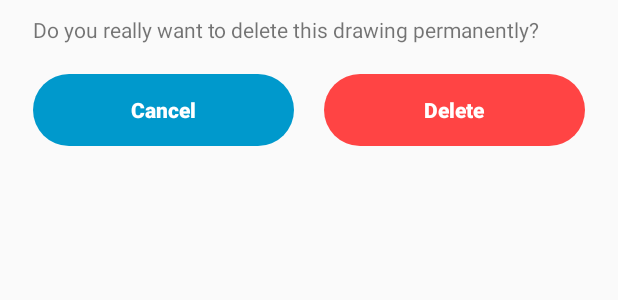
After one commit to TechnicalMeaw/Paint_Buddy, an Android app: the layout delete_warning_dialog.xml on its own in the app's theme, with its tools: preview values and no code run, on a phone screen of 412 x 824 dp. The commit adds this screen. Shown: the top 300 px of the screen. Run offline under Robolectric (Android 15) with nearby library versions, the light colour scheme and no system bars; Roboto replaces fonts that are not available here.

Commit message:
View Drawing Bug fixes and optimized little bit

```diff
--- a/app/src/main/AndroidManifest.xml
+++ b/app/src/main/AndroidManifest.xml
@@ -4,9 +4,10 @@
     package="com.example.paintbuddy">
 
     <uses-permission android:name="android.permission.INTERNET"/>
-<!--    <uses-permission android:name="android.permission.KILL_BACKGROUND_PROCESSES" />-->
+
     <application
         android:allowBackup="true"
+        android:name=".local.FirebaseOfflineDatabase"
         android:icon="@mipmap/ic_launcher"
         android:label="@string/app_name"
         android:roundIcon="@mipmap/ic_launcher_round"
--- a/app/src/main/java/com/example/paintbuddy/FlashScreenActivity.kt
+++ b/app/src/main/java/com/example/paintbuddy/FlashScreenActivity.kt
@@ -31,8 +31,6 @@ class FlashScreenActivity : AppCompatActivity() {
 
         LocalStorage.sharedPref = getSharedPreferences("sharedPref", Context.MODE_PRIVATE)
         checkStatus()
-
-//        Glide.with(this).load(R.drawable.background_default).centerCrop().into(flashScreenBg)
     }
 
     private fun checkStatus(){
--- a/app/src/main/java/com/example/paintbuddy/constants/ColorMap.kt
+++ b/app/src/main/java/com/example/paintbuddy/constants/ColorMap.kt
@@ -19,7 +19,8 @@ class ColorMap {
             "#EA82FF" to R.color.light_purple,
             "#95FF82" to R.color.light_green,
             "#82B8FF" to R.color.light_blue,
-            "#E1E1E1" to R.color.light_gray
+            "#E1E1E1" to R.color.light_gray,
+            "#A3E5FF" to R.color.light_blue_1
         )
     }
 }
--- a/app/src/main/java/com/example/paintbuddy/dialogBox/RenameBox.kt
+++ b/app/src/main/java/com/example/paintbuddy/dialogBox/RenameBox.kt
@@ -14,7 +14,7 @@ import kotlinx.android.synthetic.main.rename_dialog_box.view.*
 class RenameBox {
     companion object{
 
-        fun showRenameDialog(context: Context, drawItem: SavedItem){
+        fun showRenameDialog(context: Context, savedItem: SavedItem){
 
             val mDialogView: View = LayoutInflater.from(context).inflate(R.layout.rename_dialog_box, null)
 
@@ -32,7 +32,7 @@ class RenameBox {
             mDialogView.renamePositiveButton.setOnClickListener {
                 val newTitle = mDialogView.renameEditText.text.toString()
                 if (newTitle != ""){
-                    updateSavedDrawingTitle(context, newTitle, drawItem)
+                    updateSavedDrawingTitle(context, newTitle, savedItem)
                     mAlertDialog.dismiss()
                 }else{
                     Toast.makeText(context, "Invalid Title", Toast.LENGTH_SHORT).show()
--- a/app/src/main/java/com/example/paintbuddy/updateDrawing/UpdateSavedDrawings.kt
+++ b/app/src/main/java/com/example/paintbuddy/updateDrawing/UpdateSavedDrawings.kt
@@ -9,6 +9,7 @@ import com.example.paintbuddy.constants.DatabaseLocations.Companion.DRAWING_LOCA
 import com.example.paintbuddy.constants.DatabaseLocations.Companion.SAVED_DRAWINGS
 import com.example.paintbuddy.constants.StorageLocations
 import com.example.paintbuddy.constants.StorageLocations.Companion.SAVED_DRAWING_THUMB
+import com.example.paintbuddy.dialogBox.LoadingScreen.Companion.hideLoadingDialog
 import com.example.paintbuddy.firebaseClasses.SavedItem
 import com.example.paintbuddy.imageOperations.ImageResizer
 import com.google.firebase.auth.FirebaseAuth
@@ -85,6 +86,9 @@ class UpdateSavedDrawings {
                     saveToRef.removeValue().addOnSuccessListener {
                         thumbRef.delete().addOnSuccessListener {
                             Toast.makeText(context, "Deleted", Toast.LENGTH_SHORT).show()
+
+                            //Hide Loading Dialog
+                            hideLoadingDialog()
                         }
                     }
                 }
--- a/app/src/main/res/layout/activity_main.xml
+++ b/app/src/main/res/layout/activity_main.xml
@@ -48,9 +48,9 @@
                 android:elevation="5dp"
                 android:layout_margin="10dp"
                 android:layout_weight="1"
-                android:onClick="Black"
+                android:onClick="colorBlack"
                 android:layout_gravity="center"
-                />
+                style="?android:attr/buttonBarButtonStyle" />
 
             <Button
                 android:id="@+id/btnBlue"
@@ -349,7 +349,7 @@
             android:layout_width="30dp"
             android:layout_height="30dp"
             android:layout_gravity="center"
-            android:backgroundTint="@color/light_blue"
+            android:backgroundTint="@color/light_blue_1"
             android:background="@drawable/color_btn"
             android:elevation="2dp"
             android:layout_margin="10dp"
--- /dev/null
+++ b/app/src/main/res/layout/delete_warning_dialog.xml
@@ -0,0 +1,59 @@
+<?xml version="1.0" encoding="utf-8"?>
+<androidx.constraintlayout.widget.ConstraintLayout xmlns:android="http://schemas.android.com/apk/res/android"
+    xmlns:app="http://schemas.android.com/apk/res-auto"
+    android:layout_width="match_parent"
+    android:layout_height="match_parent"
+    android:paddingStart="22dp"
+    android:paddingEnd="22dp"
+    android:paddingBottom="17dp"
+    android:paddingTop="10dp">
+
+    <TextView
+        android:id="@+id/textView"
+        android:layout_width="match_parent"
+        android:layout_height="wrap_content"
+        android:text="Do you really want to delete this drawing permanently?"
+
+
+        app:layout_constraintEnd_toEndOf="parent"
+        app:layout_constraintStart_toStartOf="parent"
+        app:layout_constraintTop_toTopOf="parent" />
+
+    <LinearLayout
+        android:layout_width="match_parent"
+        android:layout_height="wrap_content"
+        android:layout_marginTop="20dp"
+        app:layout_constraintEnd_toEndOf="parent"
+        app:layout_constraintStart_toStartOf="parent"
+        app:layout_constraintTop_toBottomOf="@+id/textView">
+
+        <Button
+            android:id="@+id/deleteNegativeButton"
+            android:layout_width="wrap_content"
+            android:layout_height="wrap_content"
+            android:layout_marginEnd="10dp"
+            android:layout_weight="1"
+            android:background="@drawable/color_btn"
+            android:backgroundTint="@color/blue"
+            android:text="Cancel"
+            android:textAllCaps="false"
+            android:textColor="@color/eraser"
+            android:textStyle="bold" />
+
+        <Button
+            android:id="@+id/deletePositiveButton"
+            android:layout_width="wrap_content"
+            android:layout_height="wrap_content"
+            android:layout_marginStart="10dp"
+            android:layout_weight="1"
+            android:background="@drawable/color_btn"
+            android:backgroundTint="@color/red"
+            android:text="Delete"
+            android:textAllCaps="false"
+            android:textColor="@color/eraser"
+            android:textStyle="bold" />
+
+    </LinearLayout>
+
+
+</androidx.constraintlayout.widget.ConstraintLayout>
--- a/app/src/main/res/values/colors.xml
+++ b/app/src/main/res/values/colors.xml
@@ -20,5 +20,6 @@
     <color name="light_purple">#EA82FF</color>
     <color name="light_green">#95FF82</color>
     <color name="light_blue">#82B8FF</color>
+    <color name="light_blue_1">#A3E5FF</color>
     <color name="light_gray">#E1E1E1</color>
 </resources>
```
Also changed, not shown: app/src/main/java/com/example/paintbuddy/LoginActivity.kt (+3 -23 lines), app/src/main/java/com/example/paintbuddy/MainActivity.kt (+7 -5 lines), app/src/main/java/com/example/paintbuddy/MainMenuActivity.kt (+5 -6 lines), app/src/main/java/com/example/paintbuddy/RegisterUserActivity.kt (+20 -17 lines), app/src/main/java/com/example/paintbuddy/VerifyCodeActivity.kt (+24 -11 lines), app/src/main/java/com/example/paintbuddy/ViewDrawingInCanvas.kt (+24 -32 lines), app/src/main/java/com/example/paintbuddy/dialogBox/DeleteWarning.kt (added, +45 -0 lines), app/src/main/java/com/example/paintbuddy/local/FirebaseOfflineDatabase.kt (added, +14 -0 lines), app/src/main/res/drawable/ic_background_paint_24.xml (deleted, +0 -10 lines), app/src/main/res/layout-v26/activity_main.xml (+5 -5 lines), app/src/main/res/layout/activity_view_drawing_in_canvas.xml (+3 -4 lines).
